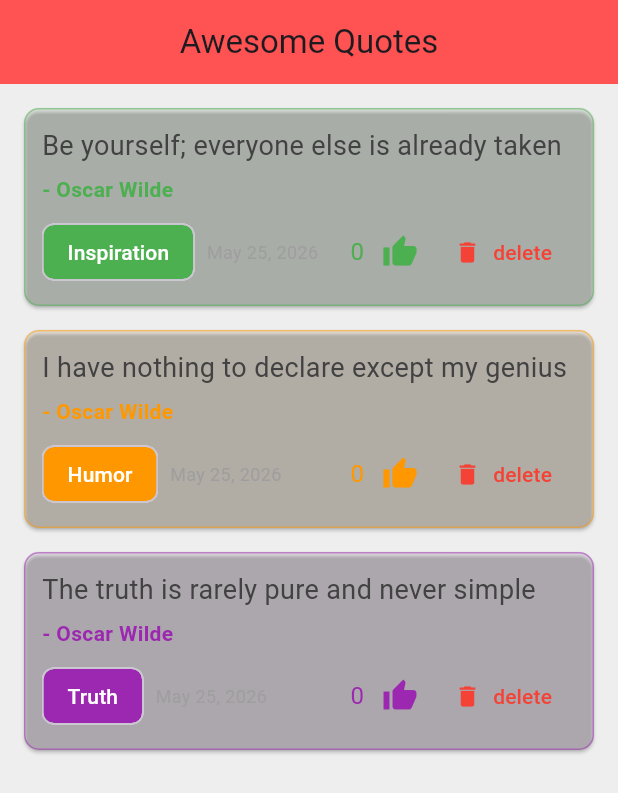
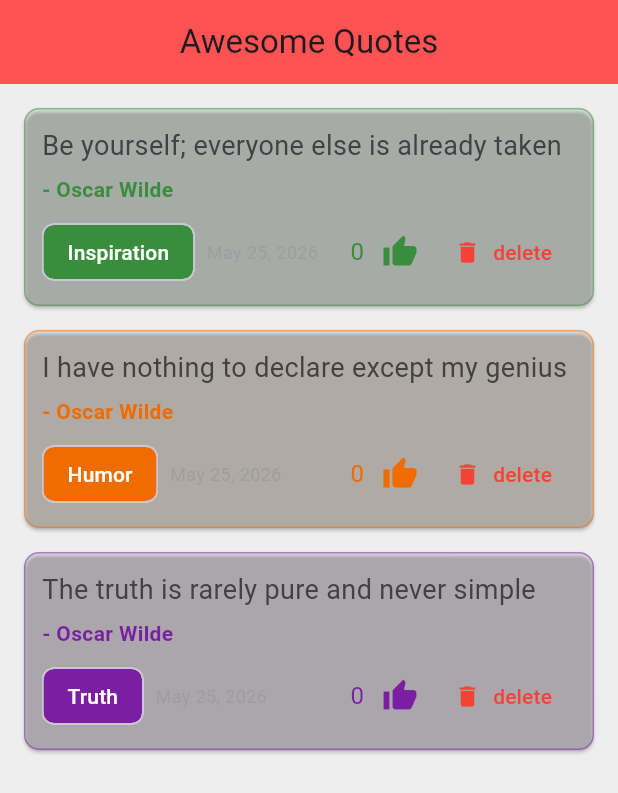
Before and after one commit to mrpatel2/quote_app_extended_Part2, a Flutter app: the screen it shows after launch, on a phone screen of 412 x 824 dp. Shown: the top 793 px of the screen. Run offline on Flutter 3.47's test engine with Material 3 defaults, Android fonts, the phone set to English and light mode, and no system bars.

Commit message:
Colors were too bright, so I toned it down

```diff
--- a/lib/quote_card.dart
+++ b/lib/quote_card.dart
@@ -19,11 +19,11 @@ class _QuoteCardState extends State<QuoteCard> {
   // feature 5: category theme logic
   Color _getThemeColor() {
     switch (widget.quote.category) {
-      case 'Inspiration': return Colors.green;
-      case 'Humor': return Colors.orange;
-      case 'Truth': return Colors.purple;
-      case 'Wisdom': return Colors.teal;
-      default: return Colors.blue;
+      case 'Inspiration': return Colors.green.shade700;
+      case 'Humor': return Colors.orange.shade800;
+      case 'Truth': return Colors.purple.shade700;
+      case 'Wisdom': return Colors.teal.shade700;
+      default: return Colors.blue.shade700;
     }
   }
 
```
